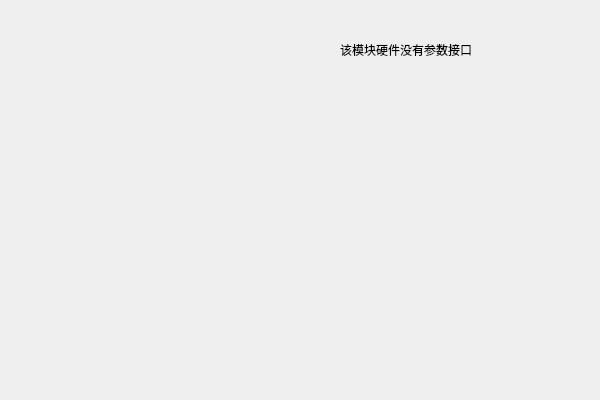
The window that Link_tab/yfc_tab.ui (HuJingwen1211/MCISP) describes before a commit, drawn with Qt 5.
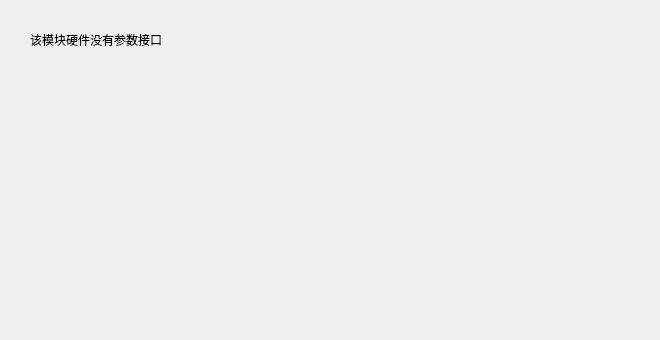
The same window after the commit.

Patch:
```diff
--- a/Link_tab/yfc_tab.ui
+++ b/Link_tab/yfc_tab.ui
@@ -6,18 +6,24 @@
    <rect>
     <x>0</x>
     <y>0</y>
-    <width>600</width>
-    <height>400</height>
+    <width>660</width>
+    <height>340</height>
    </rect>
   </property>
+  <property name="minimumSize">
+   <size>
+    <width>660</width>
+    <height>340</height>
+   </size>
+  </property>
   <property name="windowTitle">
    <string>YFC_tab</string>
   </property>
   <widget class="QLabel" name="label">
    <property name="geometry">
     <rect>
-     <x>340</x>
-     <y>40</y>
+     <x>30</x>
+     <y>30</y>
      <width>221</width>
      <height>20</height>
     </rect>
```
